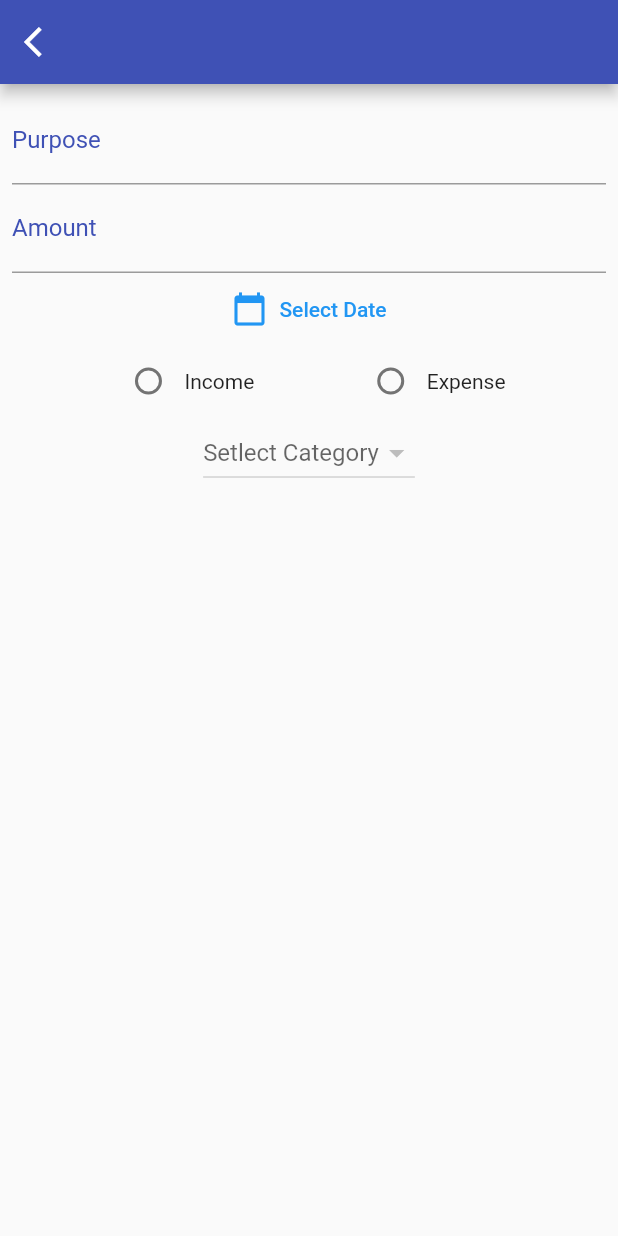
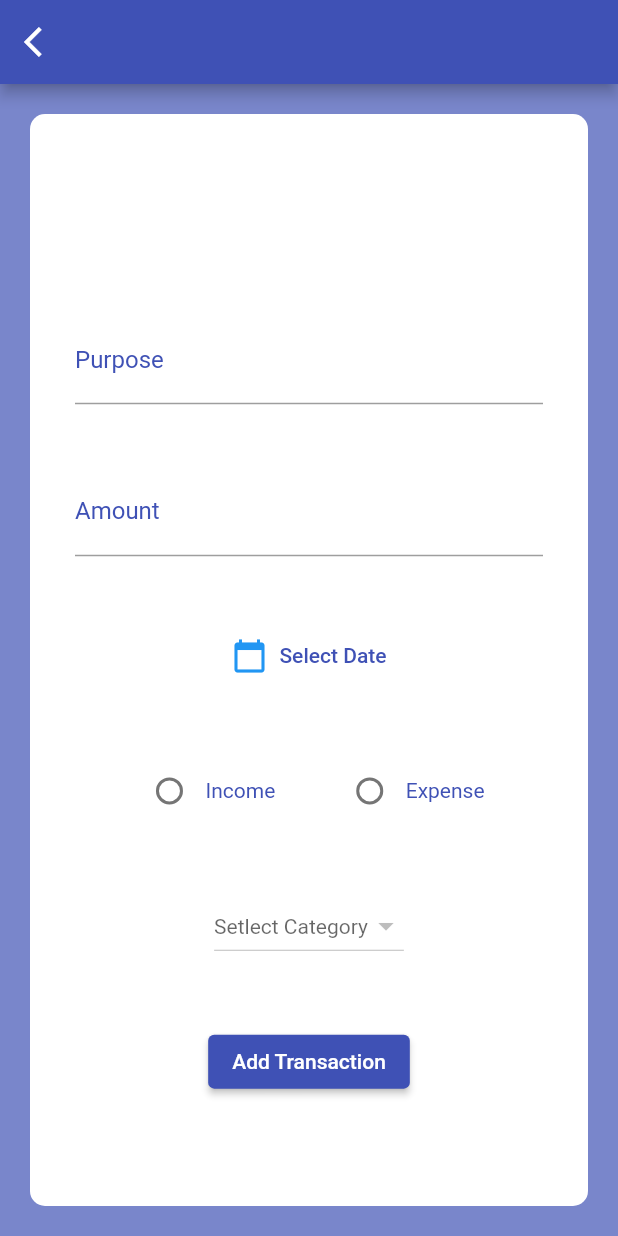
Before and after one commit to ajaypalamkunnel/MoneyManager, a Flutter app: the ScreenaddTranscations screen opened by its route, on a phone screen of 412 x 824 dp. Run offline on Flutter 3.47's test engine with Material 2 defaults, Android fonts, the phone set to English and light mode, and no system bars; our stand-ins replace hive_flutter; missing offline and left inert: dart:html; accounts and stored records are empty.

Commit message:
part 22 tutorial completed add transcation page UI completed next radoi button control

```diff
--- a/lib/screens/add_tansactions/screen_add_transctions.dart
+++ b/lib/screens/add_tansactions/screen_add_transctions.dart
@@ -1,25 +1,32 @@
+import 'package:flutter/foundation.dart';
 import 'package:flutter/material.dart';
 import 'package:money_manager/db/category/category_db.dart';
 import 'package:money_manager/models/category/category_model.dart';
 
-class ScreenaddTranscations extends StatelessWidget {
+class ScreenaddTranscations extends StatefulWidget {
   static const routeName = 'add-transaction';
   const ScreenaddTranscations({Key? key}) : super(key: key);
 
-  /*
-  purpose
-  Date
-  Amount
-  categoryType
+  @override
+  State<ScreenaddTranscations> createState() => _ScreenaddTranscationsState();
+}
 
+class _ScreenaddTranscationsState extends State<ScreenaddTranscations> {
+  DateTime? _selectedDate;
+  CategoryType? _selectedCategorytype;
+  CategoryModel? _selectedCategorymodel;
 
-  */
+  @override
+  void initState() {
+    _selectedCategorytype = CategoryType.income;
+    super.initState();
+  }
 
   @override
   Widget build(BuildContext context) {
     return Scaffold(
+      backgroundColor: Colors.indigo.shade300,
       appBar: AppBar(
-
         backgroundColor: Colors.indigo,
         leading: IconButton(
             icon: const Icon(Icons.arrow_back_ios),
@@ -29,9 +36,19 @@ class ScreenaddTranscations extends StatelessWidget {
       ),
       // backgroundColor: Colors.grey[400],
       body: SafeArea(
+        child: Center(
           child: Padding(
-          padding: const EdgeInsets.all(8.0),
-          child: Column(children: [
+            padding: const EdgeInsets.all(20.0),
+            child: Container(
+              decoration: BoxDecoration(
+                  color: Colors.white, borderRadius: BorderRadius.circular(10)),
+              child: Center(
+                child: Padding(
+                  padding: const EdgeInsets.all(30.0),
+                  child: Column(
+                      mainAxisAlignment: MainAxisAlignment.spaceEvenly,
+                      children: [
+                        SizedBox(height: 20),
                         //purpose
                         TextFormField(
                           decoration: const InputDecoration(
@@ -47,10 +64,31 @@ class ScreenaddTranscations extends StatelessWidget {
                               labelStyle: TextStyle(color: Colors.indigo)),
                         ),
                         //date
+
                         TextButton.icon(
-                onPressed: () {},
+                            onPressed: () async {
+                              final _selectedDateTemp = await showDatePicker(
+                                  context: context,
+                                  initialDate: DateTime.now(),
+                                  firstDate: DateTime.now()
+                                      .subtract(Duration(days: 30)),
+                                  lastDate: DateTime.now());
+                              if (_selectedDateTemp == null) {
+                                return;
+                              } else {
+                                print(_selectedDateTemp.toString());
+                                setState(() {
+                                  _selectedDate = _selectedDateTemp;
+                                });
+                              }
+                            },
                             icon: Icon(Icons.calendar_today),
-                label: Text("Select Date")),
+                            label: Text(
+                              _selectedDate == null
+                                  ? "Select Date"
+                                  : _selectedDate.toString(),
+                              style: TextStyle(color: Colors.indigo),
+                            )),
                         //income/expense radio
                         Row(
                           mainAxisAlignment: MainAxisAlignment.spaceEvenly,
@@ -61,7 +99,10 @@ class ScreenaddTranscations extends StatelessWidget {
                                     value: false,
                                     groupValue: CategoryType.income,
                                     onChanged: (newValue) {}),
-                    Text("Income"),
+                                const Text(
+                                  "Income",
+                                  style: TextStyle(color: Colors.indigo),
+                                )
                               ],
                             ),
                             Row(
@@ -70,7 +111,10 @@ class ScreenaddTranscations extends StatelessWidget {
                                     value: false,
                                     groupValue: CategoryType.income,
                                     onChanged: (newValue) {}),
-                    Text("Expense"),
+                                const Text(
+                                  "Expense",
+                                  style: TextStyle(color: Colors.indigo),
+                                )
                               ],
                             ),
 
@@ -78,8 +122,12 @@ class ScreenaddTranscations extends StatelessWidget {
                           ],
                         ),
                         DropdownButton(
+                          style: TextStyle(color: Colors.indigo),
                           hint: const Text('Setlect Category'),
-              items: CategoryDB().expenseCategoryListListner.value.map((e) {
+                          items: CategoryDB()
+                              .expenseCategoryListListner
+                              .value
+                              .map((e) {
                             return DropdownMenuItem(
                               value: e.id,
                               child: Text(e.name),
@@ -88,8 +136,18 @@ class ScreenaddTranscations extends StatelessWidget {
                           onChanged: (selectedValue) {
                             print(selectedValue);
                           },
-            )
+                        ),
+                        ElevatedButton(
+                            style: ButtonStyle(
+                                backgroundColor:
+                                    MaterialStateProperty.all(Colors.indigo)),
+                            onPressed: () {},
+                            child: const Text('Add Transaction'))
                       ]),
+                ),
+              ),
+            ),
+          ),
         ),
       ),
     );
```
Lines whose indentation alone changed are shown as unchanged.
